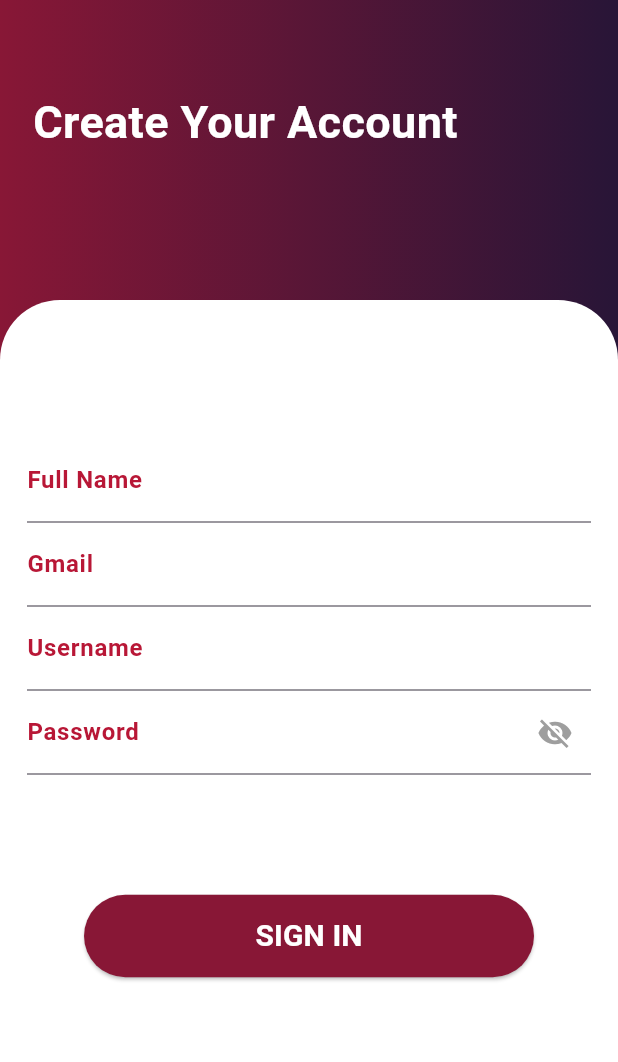
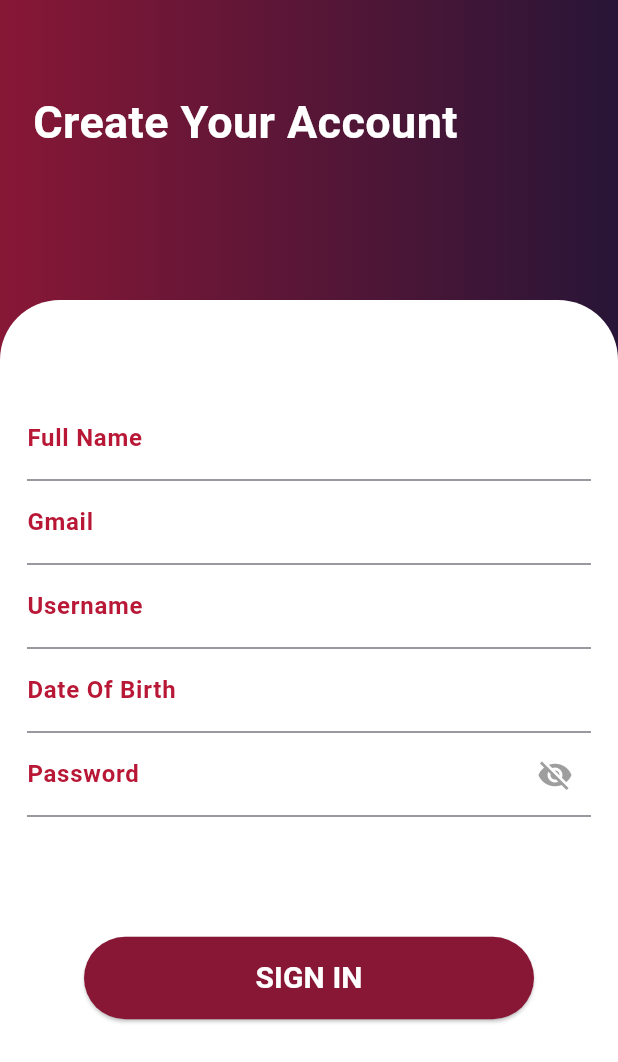
Before and after one commit to robcam1401/SportFitness2024, a Flutter app: the regScreen screen opened directly, on a phone screen of 412 x 824 dp. Shown: the top 1062 px of the screen. Run offline on Flutter 3.47's test engine with Material 3 defaults, Android fonts, the phone set to English and light mode, and no system bars; our stand-ins replace chat_bubbles, file_picker, fluttertoast, google_maps_flutter, share_plus; missing offline and left inert: mailer.

Commit message:
Dob-CalendarForRegistration

```diff
--- a/lib/regScreen.dart
+++ b/lib/regScreen.dart
@@ -5,6 +5,11 @@ import 'package:fluttertoast/fluttertoast.dart';
 import 'package:mailer/mailer.dart';
 import 'package:mailer/smtp_server.dart';
 import 'dbInterface.dart';
+
+class AlwaysDisabledFocusNode extends FocusNode {
+  @override
+  bool get hasFocus => false;
+}
 
 class regScreen extends StatefulWidget {
   const regScreen({Key? key}) : super(key: key);
@@ -18,13 +23,14 @@ class _RegScreenState extends State<regScreen> {
   final TextEditingController _gmailController = TextEditingController();
   final TextEditingController _usernameController = TextEditingController();
   final TextEditingController _passwordController = TextEditingController();
-  // gonna make more, too. For phone number and birthdate
+  final TextEditingController _DOBController = TextEditingController();
 
   bool _showFullNameCheck = false;
   bool _showGmailCheck = false;
   bool _showUsernameCheck = false;
   bool _showPasswordCheck = false;
   bool isSendingEmail = false;
+  bool _showDOBCheck = false;
 
   @override
   void initState() {
@@ -47,13 +53,30 @@ class _RegScreenState extends State<regScreen> {
       setState(() => _showUsernameCheck = showCheck);
     });
 
+    _DOBController.addListener(() {
+      final text = _DOBController.text;
+      setState(() => _showDOBCheck = text.isNotEmpty);
+    });
+
     _passwordController.addListener(() {
       final text = _passwordController.text;
       final showCheck = text.length >= 5 && text.length <= 30;
       setState(() => _showPasswordCheck = showCheck);
     });
+  }
 
-    // add a listener for phone number and dob
+  Future<void> _selectDate(BuildContext context) async {
+    final DateTime? pickedDate = await showDatePicker(
+      context: context,
+      initialDate: DateTime.now(),
+      firstDate: DateTime(1900),
+      lastDate: DateTime.now(),
+    );
+    if (pickedDate != null && pickedDate != DateTime.now()) {
+      setState(() {
+        _DOBController.text = "${pickedDate.toLocal()}".split(' ')[0];
+      });
+    }
   }
 
   void _togglePasswordVisibility() {
@@ -188,6 +211,22 @@ class _RegScreenState extends State<regScreen> {
                           )),
                     ),
                     TextField(
+                      focusNode: AlwaysDisabledFocusNode(),
+                      controller: _DOBController,
+                      decoration: InputDecoration(
+                          suffixIcon: _showDOBCheck
+                              ? Icon(Icons.check, color: Colors.green)
+                              : null,
+                          label: Text(
+                            'Date Of Birth',
+                            style: TextStyle(
+                              fontWeight: FontWeight.bold,
+                              color: Color(0xffB81736),
+                            ),
+                          )),
+                      onTap: () => _selectDate(context),
+                    ),
+                    TextField(
                       controller: _passwordController,
                       obscureText: _isObscured,
                       decoration: InputDecoration(
@@ -219,18 +258,18 @@ class _RegScreenState extends State<regScreen> {
                       onPressed: () {
                         // create the account_info map and pass into new_account
                         Map account_info = {
-                          'Username' : _usernameController.text,
-                          'Email' : _gmailController.text,
-                          'Name' : _fullNameController.text,
-                          'PasswordHash' : _passwordController.text,
-                          'PhoneNumber' : 16,
-                          'DoB' : '1111-11-11 11:11:11'
+                          'Username': _usernameController.text,
+                          'Email': _gmailController.text,
+                          'Name': _fullNameController.text,
+                          'PasswordHash': _passwordController.text,
+                          'PhoneNumber': 16,
+                          'DoB': '1111-11-11 11:11:11'
                         };
                         // because inserts do send a response,
                         // make a future builder, or maybe use completer class???
                         //Future<Map> _info = Insert().new_account(account_info);
                         Insert().new_account(account_info);
-                        Map _info_test = {'success' : true};
+                        Map _info_test = {'success': true};
                         //check if the email has not aldready been sent and checks for valid gamial address
                         if (_showGmailCheck && !isSendingEmail) {
                           // calling sendVerificationCode
@@ -285,6 +324,7 @@ class _RegScreenState extends State<regScreen> {
     _gmailController.dispose();
     _usernameController.dispose();
     _passwordController.dispose();
+    _DOBController.dispose();
     super.dispose();
   }
 }
```
